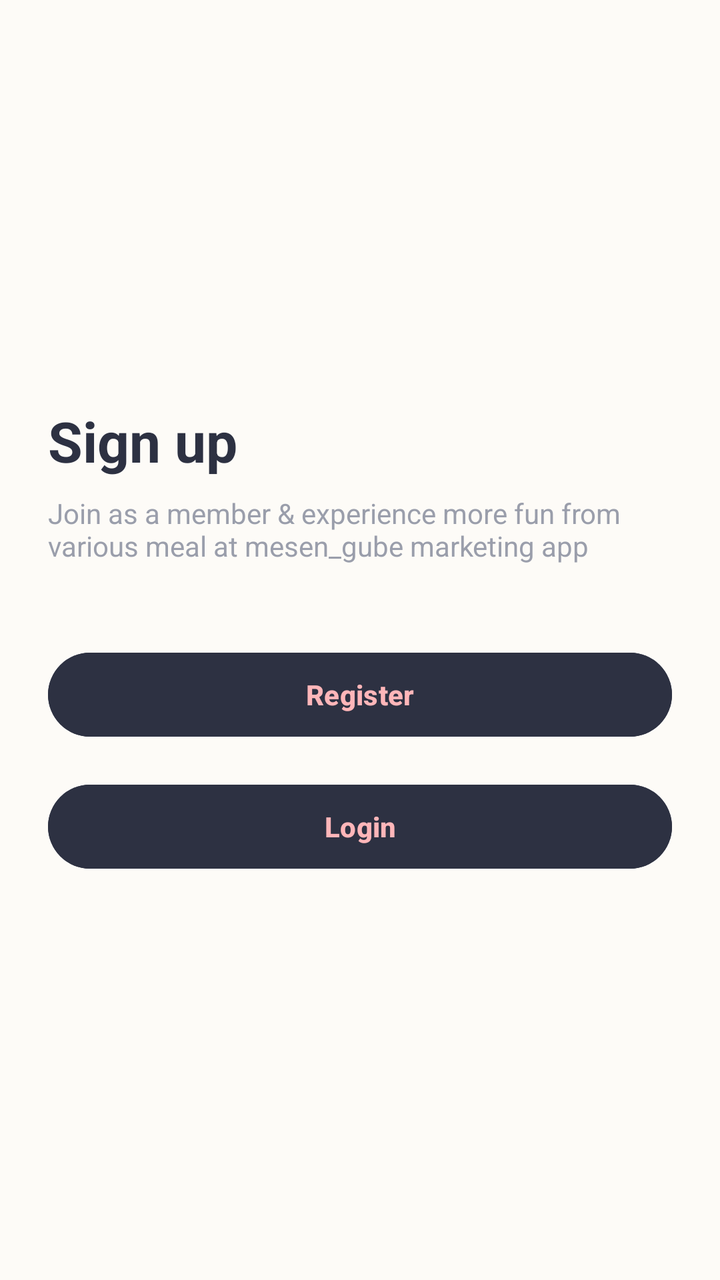
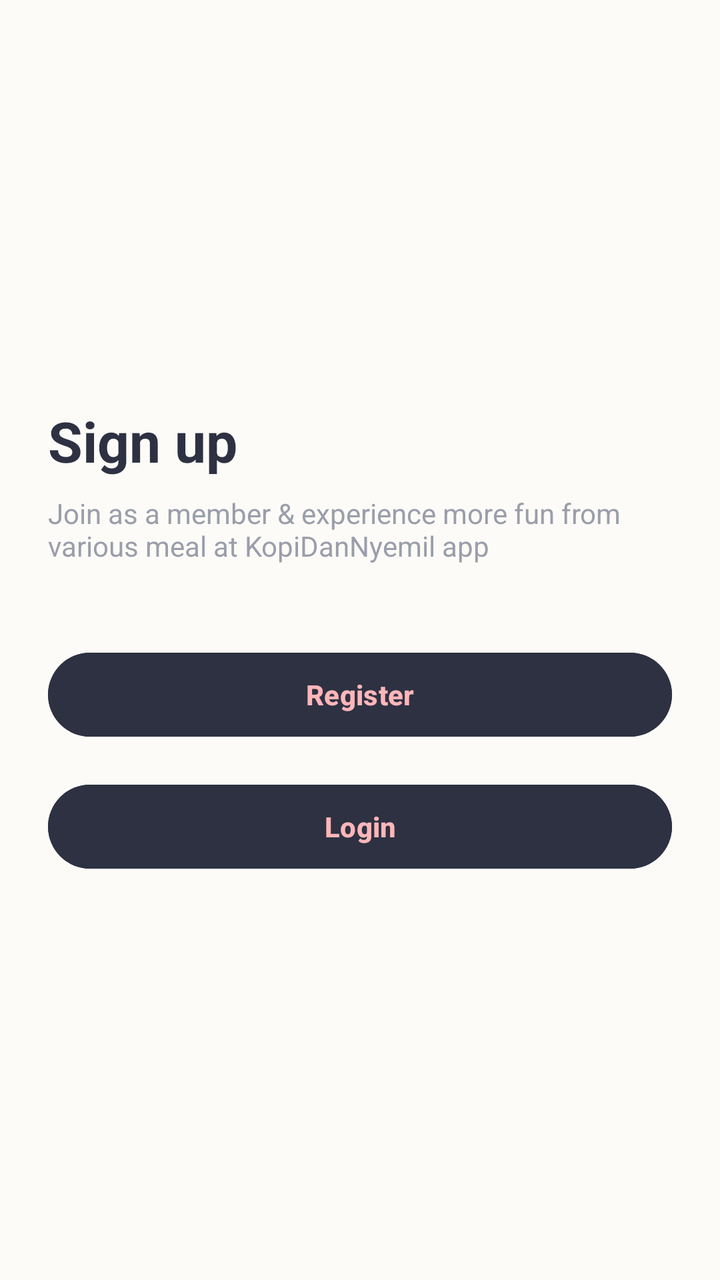

Compare the two renders of this Android layout. The source of the first and the diff that turns it into the second are given below.
<!-- AndroidManifest.xml: application theme Theme.KopiDanNyemil -->
<!-- res/layout/activity_signup.xml -->
<?xml version="1.0" encoding="utf-8"?>
<LinearLayout xmlns:android="http://schemas.android.com/apk/res/android"
    android:layout_width="match_parent"
    android:layout_height="match_parent"
    android:background="@color/background_cream"
    android:orientation="vertical"
    android:padding="24dp"
    android:gravity="center">

    <TextView
        android:layout_width="wrap_content"
        android:layout_height="wrap_content"
        android:text="Sign up"
        android:textSize="28sp"
        android:textStyle="bold"
        android:textColor="@color/text_dark"
        android:layout_gravity="start"
        android:layout_marginBottom="8dp"/>

    <TextView
        android:layout_width="match_parent"
        android:layout_height="wrap_content"
        android:text="Join as a member &amp; experience more fun from various meal at mesen_gube marketing app"
        android:textColor="@color/text_hint"
        android:textSize="14sp"
        android:layout_gravity="start"
        android:layout_marginBottom="40dp"/>

    
    <Button
        android:id="@+id/btnToRegister"
        android:layout_width="match_parent"
        android:layout_height="50dp"
        android:text="Register"
        android:textColor="@color/accent_peach"
        android:backgroundTint="@color/text_dark"
        android:layout_marginBottom="16dp"
        android:textStyle="bold"
        android:textAllCaps="false"/>

    
    <Button
        android:id="@+id/btnToLogin"
        android:layout_width="match_parent"
        android:layout_height="50dp"
        android:text="Login"
        android:textColor="@color/accent_peach"
        android:backgroundTint="@color/text_dark"
        android:textStyle="bold"
        android:textAllCaps="false"/>

</LinearLayout>
<!-- resources referenced by this layout -->
<resources>
  <color name="accent_peach">#FFB6B9</color>
  <color name="background_cream">#FDFBF7</color>
  <color name="text_dark">#2D3142</color>
  <color name="text_hint">#9A9EAB</color>
  <style name="Theme.KopiDanNyemil" parent="Base.Theme.KopiDanNyemil" />
  <style name="Base.Theme.KopiDanNyemil" parent="Theme.Material3.DayNight.NoActionBar">
          
          
      </style>
</resources>

<!-- the commit's change to res/layout/activity_signup.xml (unified diff, before → after) -->
@@ -20,7 +20,7 @@
     <TextView
         android:layout_width="match_parent"
         android:layout_height="wrap_content"
-        android:text="Join as a member &amp; experience more fun from various meal at mesen_gube marketing app"
+        android:text="Join as a member &amp; experience more fun from various meal at KopiDanNyemil app"
         android:textColor="@color/text_hint"
         android:textSize="14sp"
         android:layout_gravity="start"
